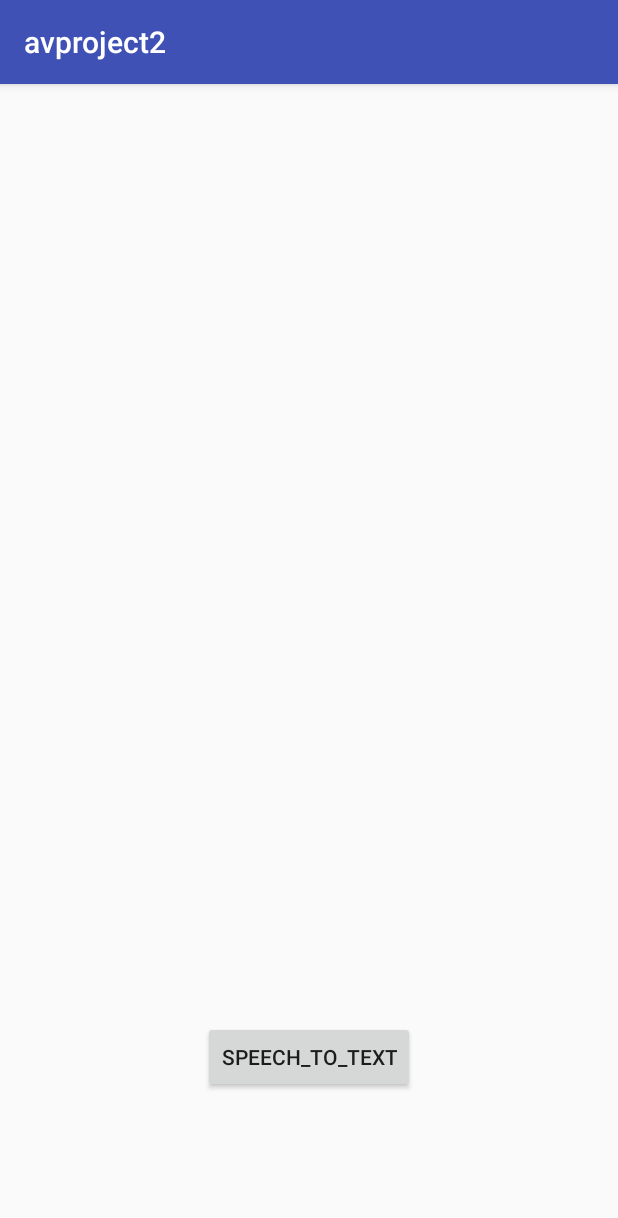
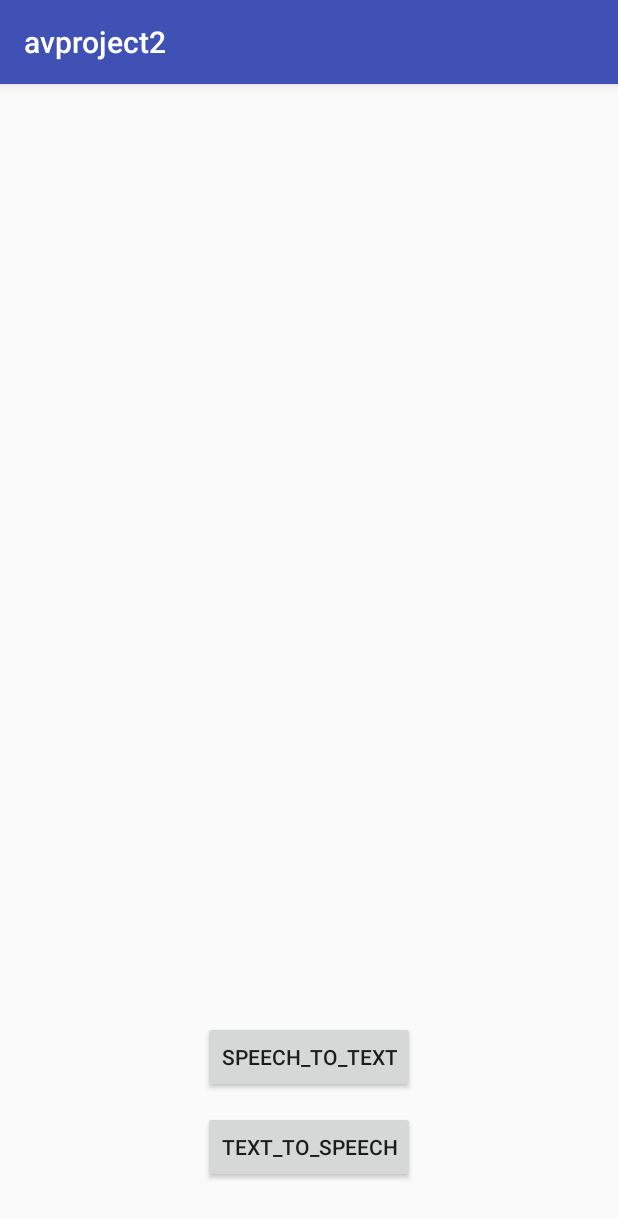
Before and after one commit to junheeyoon/AV, an Android app: the screen it shows after launch (MainActivity), after a tap on "SPEECH_TO_TEXT", on a phone screen of 412 x 824 dp. Shown: the top 1218 px of the screen. Run offline under Robolectric (Android 15) with nearby library versions, the phone set to English and light mode, and no system bars.

Commit message:
TTS작성 완료

```diff
--- a/avproject2/app/src/main/java/com/av/ajouuniv/avproject2/MainActivity.kt
+++ b/avproject2/app/src/main/java/com/av/ajouuniv/avproject2/MainActivity.kt
@@ -10,17 +10,23 @@ import android.util.Log
 import android.view.WindowManager
 import android.widget.Button
 import android.widget.TextView
+import com.av.ajouuniv.avproject2.api.ApiClient
+import com.av.ajouuniv.avproject2.api.ApiInterface
 import com.av.ajouuniv.avproject2.data.NetworkExample
 import retrofit2.Call
 import retrofit2.Callback
 import retrofit2.Response
-
+import android.speech.tts.TextToSpeech
+import java.util.*
 
 class MainActivity : AppCompatActivity() {
 
     private val TAG = "MainActivity"
     var mRecognizer: SpeechRecognizer? = null
     var apiService: ApiInterface? = null
+    var textToSpeech : TextToSpeech? = null
+
+    var speechString : String? = "안녕"
 
     override fun onCreate(savedInstanceState: Bundle?) {
         super.onCreate(savedInstanceState)
@@ -29,20 +35,24 @@ class MainActivity : AppCompatActivity() {
         window.addFlags(WindowManager.LayoutParams.FLAG_KEEP_SCREEN_ON)
 
         apiService = ApiClient.getClient().create(ApiInterface::class.java)
+        textToSpeech = TextToSpeech(this,textToSpeechListener)
 
-        val button = findViewById<Button>(R.id.speech_to_text_btn)
-        button.setOnClickListener {
+        val textToSpeechBtn = findViewById<Button>(R.id.text_to_speech_btn)
+        textToSpeechBtn.setOnClickListener {
+            textToSpeech!!.speak(speechString,TextToSpeech.QUEUE_FLUSH, null)
+        }
+        val speechToTextBtn = findViewById<Button>(R.id.speech_to_text_btn)
+        speechToTextBtn.setOnClickListener {
             val i = Intent(RecognizerIntent.ACTION_RECOGNIZE_SPEECH)            //음성인식 intent생성
             i.putExtra(RecognizerIntent.EXTRA_CALLING_PACKAGE, packageName)    //데이터 설정
             i.putExtra(RecognizerIntent.EXTRA_LANGUAGE, "ko-KR")
             i.putExtra(RecognizerIntent.EXTRA_MAX_RESULTS, 3)//음성인식 언어 설정
             mRecognizer = SpeechRecognizer.createSpeechRecognizer(this)                //음성인식 객체
-            mRecognizer?.setRecognitionListener(listener)                                        //음성인식 리스너 등록
+            mRecognizer?.setRecognitionListener(speechToTextListener)                                        //음성인식 리스너 등록
             mRecognizer?.startListening(i)
         }
     }
-
-    private val listener = object : RecognitionListener {
+    private val speechToTextListener = object : RecognitionListener {
         override fun onRmsChanged(rmsdB: Float) {}
         override fun onResults(results: Bundle) {
             var key = ""
@@ -50,8 +60,8 @@ class MainActivity : AppCompatActivity() {
             val mResult = results.getStringArrayList(key)
             val rs = arrayOfNulls<String>(mResult.size)
             mResult.toArray(rs)
-            updateStatus(rs[0])
-
+            speechString = rs[0]
+            updateStatus(speechString)
             val call = apiService!!.getUser()
             call.enqueue(object : Callback<NetworkExample> {
                 override fun onResponse(call: Call<NetworkExample>, response: Response<NetworkExample>) {
@@ -74,6 +84,7 @@ class MainActivity : AppCompatActivity() {
         override fun onEvent(eventType: Int, params: Bundle) {}
         override fun onBufferReceived(buffer: ByteArray) {}
     }
+    private val textToSpeechListener = TextToSpeech.OnInitListener { textToSpeech!!.language = Locale.KOREAN }
 
     fun updateStatus(status: String?) {
         this.runOnUiThread {
--- a/avproject2/app/src/main/java/com/av/ajouuniv/avproject2/ApiClient.java
+++ b/avproject2/app/src/main/java/com/av/ajouuniv/avproject2/api/ApiClient.java
@@ -1,4 +1,4 @@
-package com.av.ajouuniv.avproject2;
+package com.av.ajouuniv.avproject2.api;
 
 import retrofit2.Retrofit;
 import retrofit2.converter.gson.GsonConverterFactory;
@@ -8,7 +8,6 @@ public class ApiClient
     public static final String BASE_URL = "http://54.183.138.146:3000/";
 
     private static Retrofit retrofit = null;
-
 
     public static Retrofit getClient() {
         if (retrofit==null) {
--- a/avproject2/app/src/main/java/com/av/ajouuniv/avproject2/ApiInterface.java
+++ b/avproject2/app/src/main/java/com/av/ajouuniv/avproject2/api/ApiInterface.java
@@ -1,4 +1,4 @@
-package com.av.ajouuniv.avproject2;
+package com.av.ajouuniv.avproject2.api;
 
 import com.av.ajouuniv.avproject2.data.NetworkExample;
 
--- a/avproject2/app/src/main/java/com/av/ajouuniv/avproject2/Network_check.java
+++ b/avproject2/app/src/main/java/com/av/ajouuniv/avproject2/network/Network_check.java
@@ -1,4 +1,4 @@
-package com.av.ajouuniv.avproject2;
+package com.av.ajouuniv.avproject2.network;
 
 import android.app.Activity;
 import android.content.Context;
--- a/avproject2/app/src/main/res/layout/activity_main.xml
+++ b/avproject2/app/src/main/res/layout/activity_main.xml
@@ -27,5 +27,13 @@
             android:layout_marginBottom="83dp"
             android:text="speech_to_text" />
 
+        <Button
+            android:id="@+id/text_to_speech_btn"
+            android:layout_width="wrap_content"
+            android:layout_height="wrap_content"
+            android:layout_alignParentBottom="true"
+            android:layout_centerHorizontal="true"
+            android:layout_marginBottom="23dp"
+            android:text="text_to_speech" />
     </RelativeLayout>
 </FrameLayout>
```
